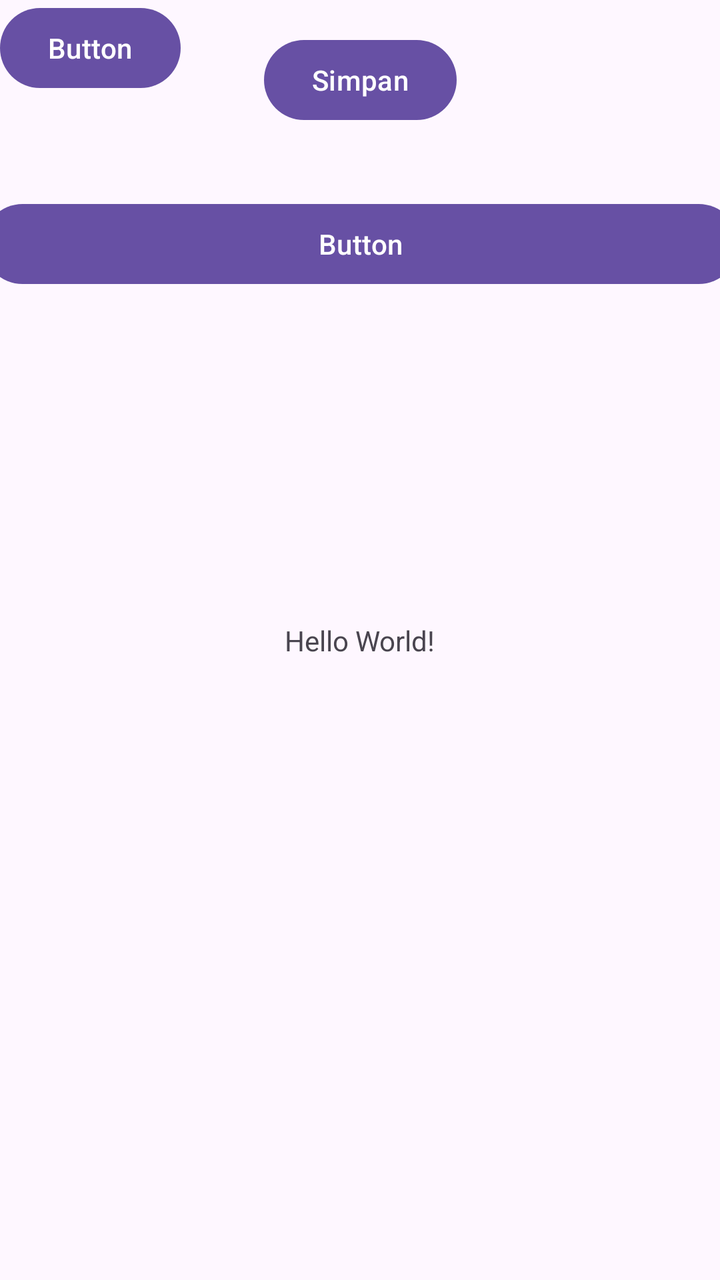
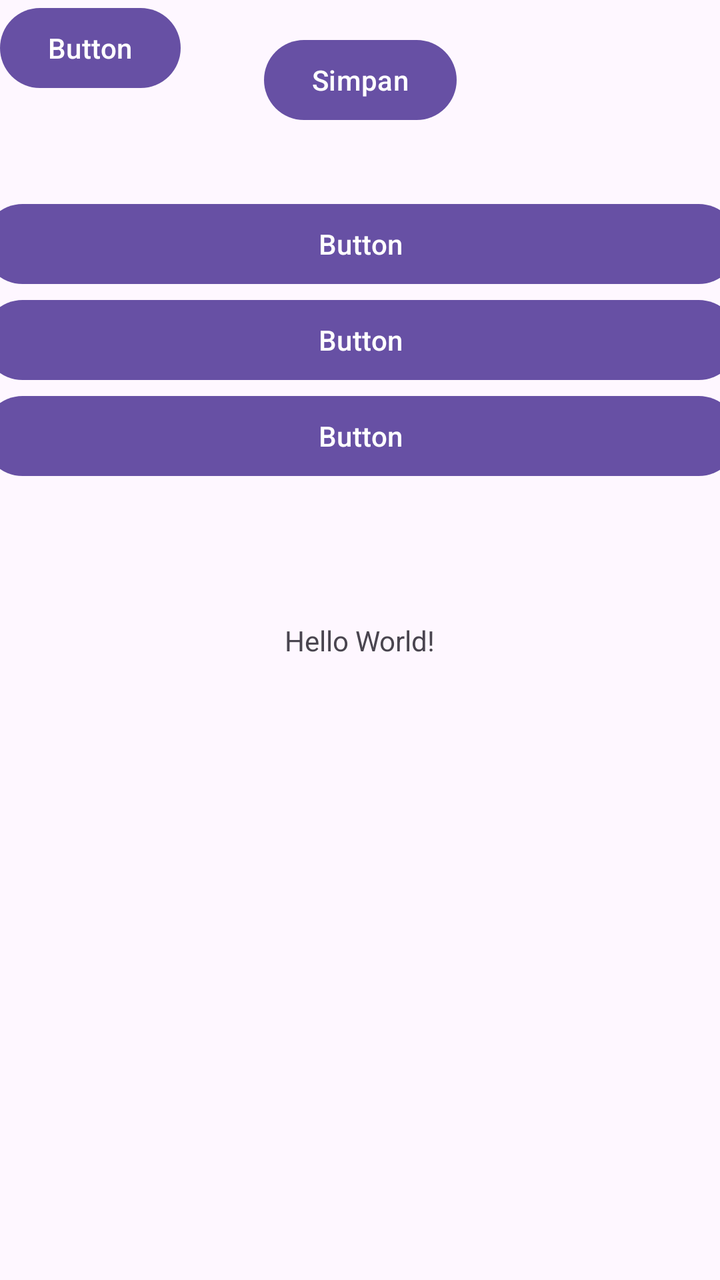

Before-and-after screenshots of an Android layout around one commit, followed by the original layout XML and the change that was made.
<!-- AndroidManifest.xml: application theme Theme.MyApplication -->
<!-- res/layout/activity_main.xml -->
<?xml version="1.0" encoding="utf-8"?>
<androidx.constraintlayout.widget.ConstraintLayout xmlns:android="http://schemas.android.com/apk/res/android"
    xmlns:app="http://schemas.android.com/apk/res-auto"
    xmlns:tools="http://schemas.android.com/tools"
    android:id="@+id/main"
    android:layout_width="match_parent"
    android:layout_height="match_parent"
    tools:context=".MainActivity">

    <TextView
        android:layout_width="wrap_content"
        android:layout_height="wrap_content"
        android:text="Hello World!"
        app:layout_constraintBottom_toBottomOf="parent"
        app:layout_constraintEnd_toEndOf="parent"
        app:layout_constraintStart_toStartOf="parent"
        app:layout_constraintTop_toTopOf="parent" />

    <Button
        android:id="@+id/Button"
        android:layout_width="wrap_content"
        android:layout_height="wrap_content"
        android:layout_marginStart="132dp"
        android:layout_marginTop="16dp"
        android:text="Simpan"
        android:visibility="visible"
        app:layout_constraintStart_toStartOf="parent"
        app:layout_constraintTop_toTopOf="parent" />

    <Button
        android:id="@+id/button2"
        android:layout_width="wrap_content"
        android:layout_height="wrap_content"
        android:text="Button"
        tools:layout_editor_absoluteX="125dp"
        tools:layout_editor_absoluteY="71dp" />

    <LinearLayout
        android:layout_width="378dp"
        android:layout_height="169dp"
        android:layout_marginStart="50dp"
        android:layout_marginTop="50dp"
        android:layout_marginEnd="50dp"
        android:orientation="vertical"
        app:layout_constraintEnd_toEndOf="parent"
        app:layout_constraintStart_toStartOf="parent"
        app:layout_constraintTop_toBottomOf="@+id/button2">

        <Button
            android:id="@+id/button6"
            android:layout_width="match_parent"
            android:layout_height="wrap_content"
            android:text="Button" />
    </LinearLayout>

</androidx.constraintlayout.widget.ConstraintLayout>
<!-- resources referenced by this layout -->
<resources>
  <style name="Theme.MyApplication" parent="Base.Theme.MyApplication" />
  <style name="Base.Theme.MyApplication" parent="Theme.Material3.DayNight.NoActionBar">
          
          
      </style>
</resources>

<!-- the commit's change to res/layout/activity_main.xml (unified diff, before → after) -->
@@ -51,6 +51,18 @@
             android:layout_width="match_parent"
             android:layout_height="wrap_content"
             android:text="Button" />
+
+        <Button
+            android:id="@+id/button7"
+            android:layout_width="match_parent"
+            android:layout_height="wrap_content"
+            android:text="Button" />
+
+        <Button
+            android:id="@+id/button8"
+            android:layout_width="match_parent"
+            android:layout_height="wrap_content"
+            android:text="Button" />
     </LinearLayout>
 
 </androidx.constraintlayout.widget.ConstraintLayout>
